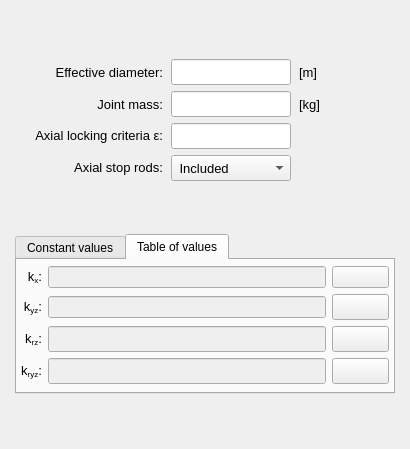
First picture: the form in pulse/interface/data/ui_files/model/setup/structural/expansion_joint_widget.ui, repository open-pulse/OpenPulse, before the edit.
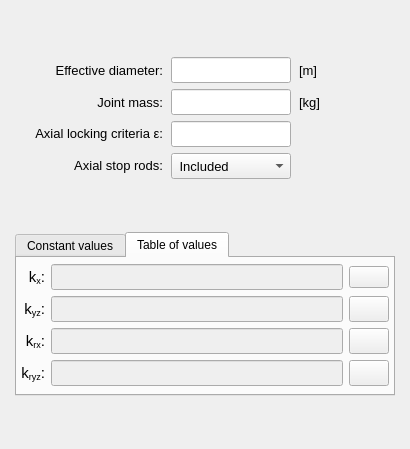
Second picture: the form after the edit. The open tabs and pages were chosen to show the change. Icons and pictures are not drawn.

Commit message: Review the expansion joint-related classes

The edit to the form file:
```diff
--- a/pulse/interface/data/ui_files/model/setup/structural/expansion_joint_widget.ui
+++ b/pulse/interface/data/ui_files/model/setup/structural/expansion_joint_widget.ui
@@ -92,7 +92,6 @@
         <property name="font">
          <font>
           <pointsize>10</pointsize>
-          <weight>50</weight>
           <italic>false</italic>
           <bold>false</bold>
          </font>
@@ -131,7 +130,6 @@
         <property name="font">
          <font>
           <pointsize>10</pointsize>
-          <weight>50</weight>
           <italic>false</italic>
           <bold>false</bold>
          </font>
@@ -167,7 +165,6 @@
         <property name="font">
          <font>
           <pointsize>10</pointsize>
-          <weight>50</weight>
           <italic>false</italic>
           <bold>false</bold>
          </font>
@@ -203,7 +200,6 @@
         <property name="font">
          <font>
           <pointsize>10</pointsize>
-          <weight>50</weight>
           <italic>false</italic>
           <bold>false</bold>
          </font>
@@ -236,7 +232,6 @@
         <property name="font">
          <font>
           <pointsize>10</pointsize>
-          <weight>50</weight>
           <italic>false</italic>
           <bold>false</bold>
          </font>
@@ -282,7 +277,6 @@
         <property name="font">
          <font>
           <pointsize>10</pointsize>
-          <weight>50</weight>
           <italic>false</italic>
           <bold>false</bold>
          </font>
@@ -321,7 +315,6 @@
         <property name="font">
          <font>
           <pointsize>10</pointsize>
-          <weight>50</weight>
           <italic>false</italic>
           <bold>false</bold>
          </font>
@@ -363,7 +356,6 @@
         <property name="font">
          <font>
           <pointsize>10</pointsize>
-          <weight>50</weight>
           <italic>false</italic>
           <bold>false</bold>
          </font>
@@ -402,7 +394,6 @@
         <property name="font">
          <font>
           <pointsize>10</pointsize>
-          <weight>50</weight>
           <italic>false</italic>
           <bold>false</bold>
          </font>
@@ -438,7 +429,6 @@
         <property name="font">
          <font>
           <pointsize>10</pointsize>
-          <weight>50</weight>
           <italic>false</italic>
           <bold>false</bold>
          </font>
@@ -967,6 +957,47 @@
           <property name="bottomMargin">
            <number>6</number>
           </property>
+          <item row="4" column="2">
+           <widget class="QPushButton" name="pushButton_load_table_Kryz">
+            <property name="enabled">
+             <bool>true</bool>
+            </property>
+            <property name="sizePolicy">
+             <sizepolicy hsizetype="Preferred" vsizetype="Fixed">
+              <horstretch>0</horstretch>
+              <verstretch>0</verstretch>
+             </sizepolicy>
+            </property>
+            <property name="minimumSize">
+             <size>
+              <width>40</width>
+              <height>26</height>
+             </size>
+            </property>
+            <property name="maximumSize">
+             <size>
+              <width>16777215</width>
+              <height>16777215</height>
+             </size>
+            </property>
+            <property name="styleSheet">
+             <string notr="true"/>
+            </property>
+            <property name="text">
+             <string/>
+            </property>
+            <property name="icon">
+             <iconset resource="../../../../icons/resources.qrc">
+              <normaloff>:/icons/common/new_file.png</normaloff>:/icons/common/new_file.png</iconset>
+            </property>
+            <property name="iconSize">
+             <size>
+              <width>20</width>
+              <height>20</height>
+             </size>
+            </property>
+           </widget>
+          </item>
           <item row="0" column="0">
            <widget class="QLabel" name="label_117">
             <property name="enabled">
@@ -986,8 +1017,7 @@
             </property>
             <property name="font">
              <font>
-              <pointsize>10</pointsize>
-              <weight>50</weight>
+              <pointsize>11</pointsize>
               <italic>false</italic>
               <bold>false</bold>
              </font>
@@ -999,89 +1029,7 @@
              <string>&lt;html&gt;&lt;head/&gt;&lt;body&gt;&lt;p align=&quot;right&quot;&gt;&lt;span style=&quot; font-weight:400; font-style:normal;&quot;&gt;k&lt;/span&gt;&lt;span style=&quot; font-weight:400; font-style:normal; vertical-align:sub;&quot;&gt;x&lt;/span&gt;&lt;span style=&quot; font-weight:400; font-style:normal;&quot;&gt;:&lt;/span&gt;&lt;/p&gt;&lt;/body&gt;&lt;/html&gt;</string>
             </property>
             <property name="alignment">
-             <set>Qt::AlignCenter</set>
-            </property>
-           </widget>
-          </item>
-          <item row="1" column="2">
-           <widget class="QPushButton" name="pushButton_load_table_transversal_stiffness">
-            <property name="enabled">
-             <bool>true</bool>
-            </property>
-            <property name="sizePolicy">
-             <sizepolicy hsizetype="Preferred" vsizetype="Fixed">
-              <horstretch>0</horstretch>
-              <verstretch>0</verstretch>
-             </sizepolicy>
-            </property>
-            <property name="minimumSize">
-             <size>
-              <width>57</width>
-              <height>26</height>
-             </size>
-            </property>
-            <property name="maximumSize">
-             <size>
-              <width>16777215</width>
-              <height>16777215</height>
-             </size>
-            </property>
-            <property name="styleSheet">
-             <string notr="true"/>
-            </property>
-            <property name="text">
-             <string/>
-            </property>
-            <property name="icon">
-             <iconset>
-              <normaloff>:/icons/common/new_file.png</normaloff>:/icons/common/new_file.png</iconset>
-            </property>
-            <property name="iconSize">
-             <size>
-              <width>20</width>
-              <height>20</height>
-             </size>
-            </property>
-           </widget>
-          </item>
-          <item row="2" column="2">
-           <widget class="QPushButton" name="pushButton_load_table_torsional_stiffness">
-            <property name="enabled">
-             <bool>true</bool>
-            </property>
-            <property name="sizePolicy">
-             <sizepolicy hsizetype="Preferred" vsizetype="Fixed">
-              <horstretch>0</horstretch>
-              <verstretch>0</verstretch>
-             </sizepolicy>
-            </property>
-            <property name="minimumSize">
-             <size>
-              <width>57</width>
-              <height>26</height>
-             </size>
-            </property>
-            <property name="maximumSize">
-             <size>
-              <width>16777215</width>
-              <height>16777215</height>
-             </size>
-            </property>
-            <property name="styleSheet">
-             <string notr="true"/>
-            </property>
-            <property name="text">
-             <string/>
-            </property>
-            <property name="icon">
-             <iconset>
-              <normaloff>:/icons/common/new_file.png</normaloff>:/icons/common/new_file.png</iconset>
-            </property>
-            <property name="iconSize">
-             <size>
-              <width>20</width>
-              <height>20</height>
-             </size>
+             <set>Qt::AlignmentFlag::AlignCenter</set>
             </property>
            </widget>
           </item>
@@ -1098,7 +1046,7 @@
             </property>
             <property name="minimumSize">
              <size>
-              <width>57</width>
+              <width>40</width>
               <height>26</height>
              </size>
             </property>
@@ -1126,7 +1074,131 @@
             </property>
            </widget>
           </item>
-          <item row="3" column="0">
+          <item row="0" column="1">
+           <widget class="QLineEdit" name="lineEdit_Kx_table_path">
+            <property name="enabled">
+             <bool>false</bool>
+            </property>
+            <property name="minimumSize">
+             <size>
+              <width>0</width>
+              <height>26</height>
+             </size>
+            </property>
+            <property name="maximumSize">
+             <size>
+              <width>16777215</width>
+              <height>26</height>
+             </size>
+            </property>
+            <property name="sizeIncrement">
+             <size>
+              <width>0</width>
+              <height>0</height>
+             </size>
+            </property>
+            <property name="font">
+             <font>
+              <pointsize>9</pointsize>
+              <italic>false</italic>
+              <bold>false</bold>
+              <kerning>true</kerning>
+             </font>
+            </property>
+            <property name="focusPolicy">
+             <enum>Qt::FocusPolicy::NoFocus</enum>
+            </property>
+            <property name="styleSheet">
+             <string notr="true"/>
+            </property>
+            <property name="alignment">
+             <set>Qt::AlignmentFlag::AlignCenter</set>
+            </property>
+           </widget>
+          </item>
+          <item row="0" column="2">
+           <widget class="QPushButton" name="pushButton_load_table_Kx">
+            <property name="enabled">
+             <bool>true</bool>
+            </property>
+            <property name="sizePolicy">
+             <sizepolicy hsizetype="Preferred" vsizetype="Fixed">
+              <horstretch>0</horstretch>
+              <verstretch>0</verstretch>
+             </sizepolicy>
+            </property>
+            <property name="minimumSize">
+             <size>
+              <width>40</width>
+              <height>0</height>
+             </size>
+            </property>
+            <property name="maximumSize">
+             <size>
+              <width>16777215</width>
+              <height>16777215</height>
+             </size>
+            </property>
+            <property name="styleSheet">
+             <string notr="true"/>
+            </property>
+            <property name="text">
+             <string/>
+            </property>
+            <property name="icon">
+             <iconset resource="../../../../icons/resources.qrc">
+              <normaloff>:/icons/common/new_file.png</normaloff>:/icons/common/new_file.png</iconset>
+            </property>
+            <property name="iconSize">
+             <size>
+              <width>20</width>
+              <height>20</height>
+             </size>
+            </property>
+           </widget>
+          </item>
+          <item row="3" column="1">
+           <widget class="QLineEdit" name="lineEdit_Krx_table_path">
+            <property name="enabled">
+             <bool>false</bool>
+            </property>
+            <property name="minimumSize">
+             <size>
+              <width>0</width>
+              <height>26</height>
+             </size>
+            </property>
+            <property name="maximumSize">
+             <size>
+              <width>16777215</width>
+              <height>26</height>
+             </size>
+            </property>
+            <property name="sizeIncrement">
+             <size>
+              <width>0</width>
+              <height>0</height>
+             </size>
+            </property>
+            <property name="font">
+             <font>
+              <pointsize>9</pointsize>
+              <italic>false</italic>
+              <bold>false</bold>
+             </font>
+            </property>
+            <property name="focusPolicy">
+             <enum>Qt::FocusPolicy::NoFocus</enum>
+            </property>
+            <property name="styleSheet">
+             <string notr="true"/>
+            </property>
+            <property name="alignment">
+             <set>Qt::AlignmentFlag::AlignCenter</set>
+            </property>
+           </widget>
+          </item>
+          <item row="4" column="0">
            <widget class="QLabel" name="label_120">
             <property name="enabled">
              <bool>true</bool>
@@ -1145,8 +1217,7 @@
             </property>
             <property name="font">
              <font>
-              <pointsize>10</pointsize>
-              <weight>50</weight>
+              <pointsize>11</pointsize>
               <italic>false</italic>
               <bold>false</bold>
              </font>
@@ -1162,62 +1233,20 @@
             </property>
            </widget>
           </item>
-          <item row="1" column="1">
-           <widget class="QLineEdit" name="lineEdit_path_table_transversal_stiffness">
+          <item row="4" column="1">
+           <widget class="QLineEdit" name="lineEdit_Kryz_table_path">
             <property name="enabled">
              <bool>false</bool>
             </property>
             <property name="minimumSize">
              <size>
               <width>0</width>
-              <height>0</height>
+              <height>26</height>
              </size>
             </property>
             <property name="maximumSize">
              <size>
               <width>16777215</width>
-              <height>16777215</height>
-             </size>
-            </property>
-            <property name="sizeIncrement">
-             <size>
-              <width>0</width>
-              <height>0</height>
-             </size>
-            </property>
-            <property name="font">
-             <font>
-              <pointsize>9</pointsize>
-              <weight>50</weight>
-              <italic>false</italic>
-              <bold>false</bold>
-             </font>
-            </property>
-            <property name="focusPolicy">
-             <enum>Qt::NoFocus</enum>
-            </property>
-            <property name="styleSheet">
-             <string notr="true"/>
-            </property>
-            <property name="alignment">
-             <set>Qt::AlignCenter</set>
-            </property>
-           </widget>
-          </item>
-          <item row="3" column="1">
-           <widget class="QLineEdit" name="lineEdit_path_table_angular_stiffness">
-            <property name="enabled">
-             <bool>false</bool>
-            </property>
-            <property name="minimumSize">
-             <size>
-              <width>0</width>
-              <height>0</height>
-             </size>
-            </property>
-            <property name="maximumSize">
-             <size>
-              <width>16777215</width>
               <height>26</height>
              </size>
             </property>
@@ -1230,7 +1259,6 @@
             <property name="font">
              <font>
               <pointsize>9</pointsize>
-              <weight>50</weight>
               <italic>false</italic>
               <bold>false</bold>
              </font>
@@ -1242,11 +1270,11 @@
              <string notr="true"/>
             </property>
             <property name="alignment">
-             <set>Qt::AlignCenter</set>
+             <set>Qt::AlignmentFlag::AlignCenter</set>
             </property>
            </widget>
           </item>
-          <item row="2" column="0">
+          <item row="3" column="0">
            <widget class="QLabel" name="label_119">
             <property name="enabled">
              <bool>true</bool>
@@ -1265,8 +1293,7 @@
             </property>
             <property name="font">
              <font>
-              <pointsize>10</pointsize>
-              <weight>50</weight>
+              <pointsize>11</pointsize>
               <italic>false</italic>
               <bold>false</bold>
              </font>
@@ -1275,94 +1302,10 @@
              <bool>true</bool>
             </property>
             <property name="text">
-             <string>&lt;html&gt;&lt;head/&gt;&lt;body&gt;&lt;p align=&quot;right&quot;&gt;k&lt;span style=&quot; vertical-align:sub;&quot;&gt;rz&lt;/span&gt;:&lt;/p&gt;&lt;/body&gt;&lt;/html&gt;</string>
+             <string>&lt;html&gt;&lt;head/&gt;&lt;body&gt;&lt;p align=&quot;right&quot;&gt;k&lt;span style=&quot; vertical-align:sub;&quot;&gt;rx&lt;/span&gt;:&lt;/p&gt;&lt;/body&gt;&lt;/html&gt;</string>
             </property>
             <property name="alignment">
-             <set>Qt::AlignCenter</set>
-            </property>
-           </widget>
-          </item>
-          <item row="0" column="2">
-           <widget class="QPushButton" name="pushButton_load_table_axial_stiffness">
-            <property name="enabled">
-             <bool>true</bool>
-            </property>
-            <property name="sizePolicy">
-             <sizepolicy hsizetype="Preferred" vsizetype="Fixed">
-              <horstretch>0</horstretch>
-              <verstretch>0</verstretch>
-             </sizepolicy>
-            </property>
-            <property name="minimumSize">
-             <size>
-              <width>57</width>
-              <height>0</height>
-             </size>
-            </property>
-            <property name="maximumSize">
-             <size>
-              <width>16777215</width>
-              <height>16777215</height>
-             </size>
-            </property>
-            <property name="styleSheet">
-             <string notr="true"/>
-            </property>
-            <property name="text">
-             <string/>
-            </property>
-            <property name="icon">
-             <iconset>
-              <normaloff>:/icons/common/new_file.png</normaloff>:/icons/common/new_file.png</iconset>
-            </property>
-            <property name="iconSize">
-             <size>
-              <width>20</width>
-              <height>20</height>
-             </size>
-            </property>
-           </widget>
-          </item>
-          <item row="0" column="1">
-           <widget class="QLineEdit" name="lineEdit_path_table_axial_stiffness">
-            <property name="enabled">
-             <bool>false</bool>
-            </property>
-            <property name="minimumSize">
-             <size>
-              <width>0</width>
-              <height>0</height>
-             </size>
-            </property>
-            <property name="maximumSize">
-             <size>
-              <width>16777215</width>
-              <height>26</height>
-             </size>
-            </property>
-            <property name="sizeIncrement">
-             <size>
-              <width>0</width>
-              <height>0</height>
-             </size>
-            </property>
-            <property name="font">
-             <font>
-              <pointsize>9</pointsize>
-              <weight>50</weight>
-              <italic>false</italic>
-              <bold>false</bold>
-              <kerning>true</kerning>
-             </font>
-            </property>
-            <property name="focusPolicy">
-             <enum>Qt::NoFocus</enum>
-            </property>
-            <property name="styleSheet">
-             <string notr="true"/>
-            </property>
-            <property name="alignment">
-             <set>Qt::AlignCenter</set>
+             <set>Qt::AlignmentFlag::AlignCenter</set>
             </property>
            </widget>
           </item>
@@ -1374,13 +1317,13 @@
             <property name="minimumSize">
              <size>
               <width>0</width>
-              <height>0</height>
+              <height>26</height>
              </size>
             </property>
             <property name="maximumSize">
              <size>
               <width>16777215</width>
-              <height>26</height>
+              <height>16777215</height>
              </size>
             </property>
             <property name="sizeIncrement">
@@ -1392,7 +1335,6 @@
             <property name="font">
              <font>
               <pointsize>9</pointsize>
-              <weight>50</weight>
               <italic>false</italic>
               <bold>false</bold>
              </font>
@@ -1408,7 +1350,7 @@
             </property>
            </widget>
           </item>
-          <item row="1" column="0">
+          <item row="2" column="0">
            <widget class="QLabel" name="label_118">
             <property name="enabled">
              <bool>true</bool>
@@ -1427,8 +1369,7 @@
             </property>
             <property name="font">
              <font>
-              <pointsize>10</pointsize>
-              <weight>50</weight>
+              <pointsize>11</pointsize>
               <italic>false</italic>
               <bold>false</bold>
              </font>
@@ -1440,7 +1381,48 @@
              <string>&lt;html&gt;&lt;head/&gt;&lt;body&gt;&lt;p align=&quot;right&quot;&gt;k&lt;span style=&quot; vertical-align:sub;&quot;&gt;yz&lt;/span&gt;:&lt;/p&gt;&lt;/body&gt;&lt;/html&gt;</string>
             </property>
             <property name="alignment">
-             <set>Qt::AlignCenter</set>
+             <set>Qt::AlignmentFlag::AlignCenter</set>
+            </property>
+           </widget>
+          </item>
+          <item row="2" column="2">
+           <widget class="QPushButton" name="pushButton_load_table_Kyz">
+            <property name="enabled">
+             <bool>true</bool>
+            </property>
+            <property name="sizePolicy">
+             <sizepolicy hsizetype="Preferred" vsizetype="Fixed">
+              <horstretch>0</horstretch>
+              <verstretch>0</verstretch>
+             </sizepolicy>
+            </property>
+            <property name="minimumSize">
+             <size>
+              <width>40</width>
+              <height>26</height>
+             </size>
+            </property>
+            <property name="maximumSize">
+             <size>
+              <width>16777215</width>
+              <height>16777215</height>
+             </size>
+            </property>
+            <property name="styleSheet">
+             <string notr="true"/>
+            </property>
+            <property name="text">
+             <string/>
+            </property>
+            <property name="icon">
+             <iconset resource="../../../../icons/resources.qrc">
+              <normaloff>:/icons/common/new_file.png</normaloff>:/icons/common/new_file.png</iconset>
+            </property>
+            <property name="iconSize">
+             <size>
+              <width>20</width>
+              <height>20</height>
+             </size>
             </property>
            </widget>
           </item>
```
Left out of the diff: 130 changed lines with no effect on the pictures. The commit also changes 5 other files.
